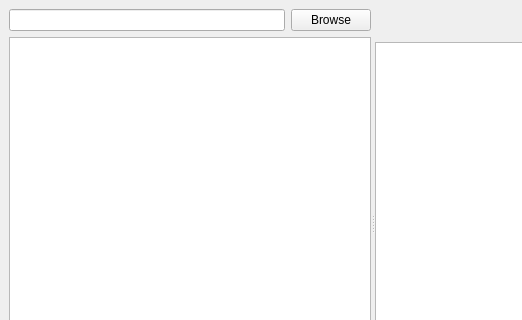
Old version of the form view/qt/DataWindow.ui in the repository AlertRED/mailing; both pictures show x 0 to 522 and y 0 to 320 of the 895 by 483 pixel window.
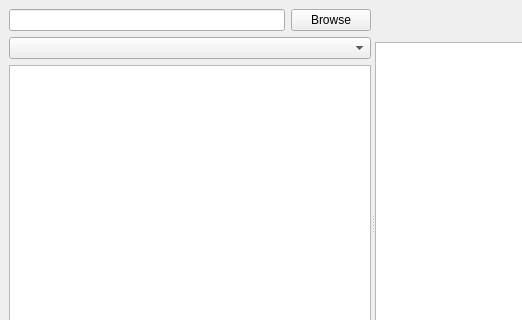
New version of the form.

Diff of the .ui file:
```diff
--- a/view/qt/DataWindow.ui
+++ b/view/qt/DataWindow.ui
@@ -47,6 +47,13 @@
             </item>
            </layout>
           </item>
+          <item>
+           <widget class="QComboBox" name="comboBox_sheets">
+            <property name="placeholderText">
+             <string>Choose sheet</string>
+            </property>
+           </widget>
+          </item>
           <item>
            <widget class="QTableWidget" name="tableWidget_data"/>
           </item>
```
